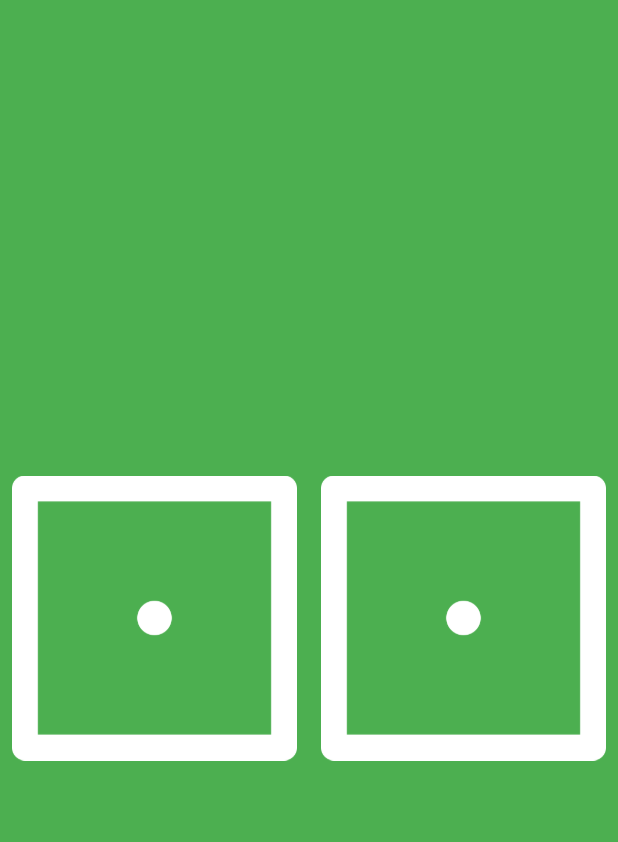
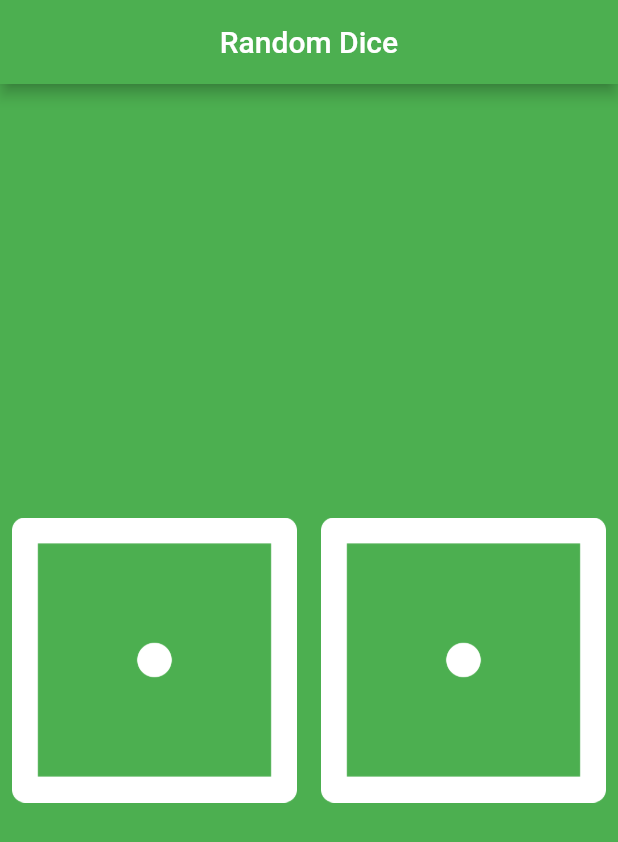
Before and after one commit to anwarulislam/flutter-random-dice, a Flutter app: the screen it shows after launch, on a phone screen of 412 x 824 dp. Shown: the top 842 px of the screen. Run offline on Flutter 3.47's test engine with Material 2 defaults, Android fonts, the phone set to English and light mode, and no system bars; our stand-ins replace wakelock.

Commit message:
something edited

```diff
--- a/lib/main.dart
+++ b/lib/main.dart
@@ -14,7 +14,15 @@ class MyApp extends StatelessWidget {
 
     return MaterialApp(
       debugShowCheckedModeBanner: false,
-      home: Scaffold(backgroundColor: Colors.green, body: DiceArea()),
+      home: Scaffold(
+        backgroundColor: Colors.green,
+        appBar: AppBar(
+          backgroundColor: Colors.green,
+          title: Text('Random Dice'),
+          centerTitle: true,
+        ),
+        body: DiceArea(),
+      ),
     );
   }
 }
```
